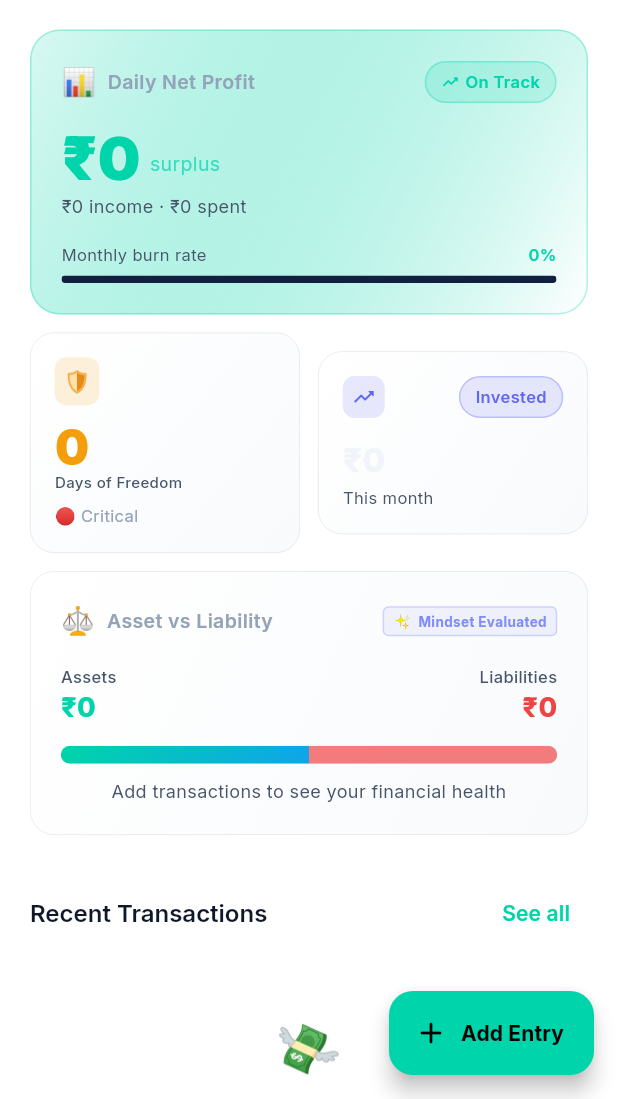
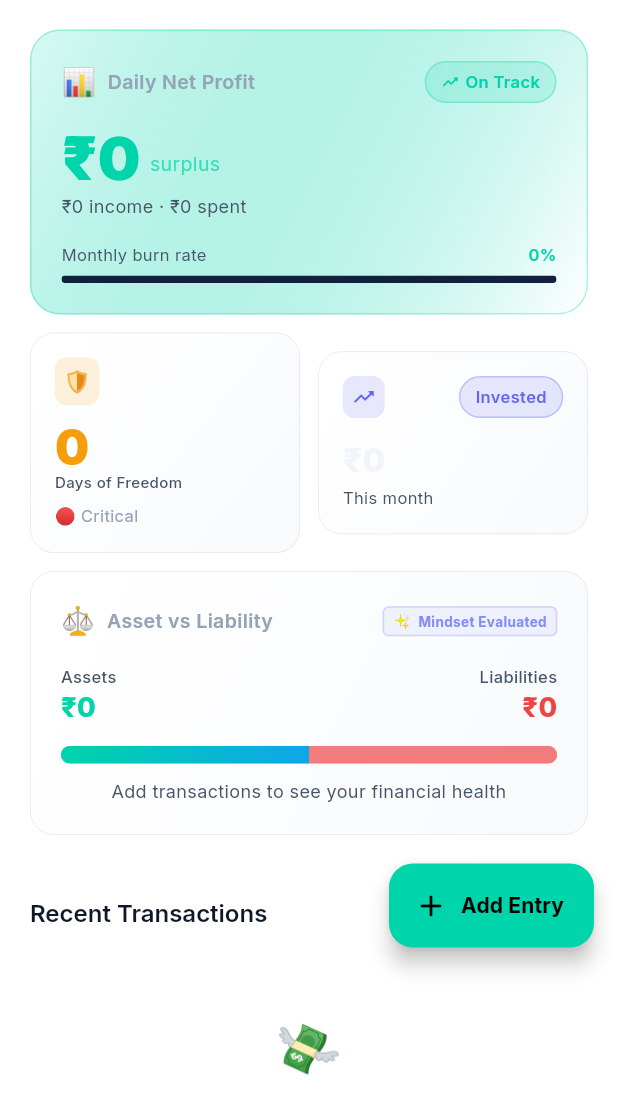
Before and after one commit to Abhishekshelar208/munim, a Flutter app: the DashboardScreen screen opened directly, on a phone screen of 412 x 824 dp, the part 137-1236 px from its top. Run offline on Flutter 3.47's test engine with Material 3 defaults, Android fonts, the light colour scheme and no system bars; our stand-ins replace animate_do, firebase_core, google_fonts, shared_preferences; accounts and stored records are empty.

Commit message:
fix: resolve ui rendering glitches in scaling components across dynamic models

```diff
--- a/lib/features/dashboard/screens/dashboard_screen.dart
+++ b/lib/features/dashboard/screens/dashboard_screen.dart
@@ -2,7 +2,6 @@ import 'package:flutter/material.dart';
 import 'package:provider/provider.dart';
 import 'package:animate_do/animate_do.dart';
 import '../../../core/theme/app_colors.dart';
-import '../../../core/services/finance_service.dart';
 import '../../../core/utils/currency_formatter.dart';
 import '../../../providers.dart';
 import '../../../core/localization/app_localizations.dart';
@@ -46,8 +45,8 @@ class DashboardScreen extends StatelessWidget {
                   FadeInUp(
                     delay: const Duration(milliseconds: 100),
                     duration: const Duration(milliseconds: 400),
-                    child: Row(
-                      children: const [
+                    child: const Row(
+                      children: [
                         Expanded(child: FreedomDaysCard()),
                         SizedBox(width: 12),
                         Expanded(child: _MonthlyInvestCard()),
@@ -142,7 +141,9 @@ class DashboardScreen extends StatelessWidget {
       floatingActionButton: Builder(
         builder: (ctx) {
           final l10n = AppLocalizations.of(ctx);
-          return FloatingActionButton.extended(
+          return Padding(
+            padding: const EdgeInsets.only(bottom: 85.0),
+            child: FloatingActionButton.extended(
               onPressed: () => _showAddSheet(context),
               backgroundColor: AppColors.primaryGreen,
               foregroundColor: Colors.black,
@@ -150,6 +151,7 @@ class DashboardScreen extends StatelessWidget {
               label: Text(
                 l10n.addEntry,
                 style: const TextStyle(fontWeight: FontWeight.w700),
+              ),
             ),
           );
         },
@@ -210,13 +212,13 @@ class _DashboardHeader extends StatelessWidget {
               Container(
                 padding: const EdgeInsets.symmetric(horizontal: 6, vertical: 2),
                 decoration: BoxDecoration(
-                  color: AppColors.primaryGreen.withOpacity(0.15),
+                  color: AppColors.primaryGreen.withValues(alpha: 0.15),
                   borderRadius: BorderRadius.circular(4),
-                  border: Border.all(color: AppColors.primaryGreen.withOpacity(0.3)),
+                  border: Border.all(color: AppColors.primaryGreen.withValues(alpha: 0.3)),
                 ),
-                child: Row(
+                child: const Row(
                   mainAxisSize: MainAxisSize.min,
-                  children: const [
+                  children: [
                     Icon(Icons.lock_outline_rounded, size: 10, color: AppColors.primaryGreen),
                     SizedBox(width: 4),
                     Text(
@@ -420,7 +422,7 @@ class _MonthlyInvestCard extends StatelessWidget {
               Container(
                 padding: const EdgeInsets.all(6),
                 decoration: BoxDecoration(
-                  color: AppColors.accentBlue.withOpacity(0.15),
+                  color: AppColors.accentBlue.withValues(alpha: 0.15),
                   borderRadius: BorderRadius.circular(8),
                 ),
                 child: const Icon(Icons.trending_up_rounded,
--- a/lib/features/dashboard/screens/widgets/asset_liability_scale.dart
+++ b/lib/features/dashboard/screens/widgets/asset_liability_scale.dart
@@ -22,6 +22,11 @@ class AssetLiabilityScale extends StatelessWidget {
     double liabilities = 0;
 
     for (var t in txns) {
+      if (t.type == TransactionType.income || t.type == TransactionType.saving || t.type == TransactionType.investment) {
+         assets += t.amount;
+         continue;
+      }
+
       final pred = MLService.instance.predictBehavior(
           amount: t.amount,
           category: t.category,
@@ -30,7 +35,7 @@ class AssetLiabilityScale extends StatelessWidget {
           monthlyTransactionCount: txns.length,
       );
 
-      if (pred.label == BehaviorLabel.good || t.category.isInvestment) {
+      if (pred.label == BehaviorLabel.good) {
          assets += t.amount;
       } else if (pred.label == BehaviorLabel.poor) {
          liabilities += t.amount;
@@ -71,9 +76,9 @@ class AssetLiabilityScale extends StatelessWidget {
               Container(
                 padding: const EdgeInsets.symmetric(horizontal: 6, vertical: 2),
                 decoration: BoxDecoration(
-                  color: AppColors.accentBlueLight.withOpacity(0.1),
+                  color: AppColors.accentBlueLight.withValues(alpha: 0.1),
                   borderRadius: BorderRadius.circular(4),
-                  border: Border.all(color: AppColors.accentBlueLight.withOpacity(0.3)),
+                  border: Border.all(color: AppColors.accentBlueLight.withValues(alpha: 0.3)),
                 ),
                 child: const Row(
                   mainAxisSize: MainAxisSize.min,
--- a/lib/features/dashboard/screens/widgets/net_profit_card.dart
+++ b/lib/features/dashboard/screens/widgets/net_profit_card.dart
@@ -4,7 +4,6 @@ import '../../../../core/theme/app_colors.dart';
 import '../../../../core/utils/currency_formatter.dart';
 import '../../../../core/localization/app_localizations.dart';
 import '../../../../providers.dart';
-import '../../../../shared/widgets/glass_card.dart';
 import '../../../../shared/widgets/gradient_badge.dart';
 
 class NetProfitCard extends StatelessWidget {
@@ -16,11 +15,11 @@ class NetProfitCard extends StatelessWidget {
     final txnProvider = context.watch<TransactionProvider>();
     final l10n = AppLocalizations.of(context);
 
-    final income = user.monthlyIncome;
+    final income = user.monthlyIncome + txnProvider.thisMonthIncome;
     final expenses = txnProvider.thisMonthExpenses;
     final profit = income - expenses;
     final isPositive = profit >= 0;
-    final burnPercent = income > 0 ? (expenses / income).clamp(0, 1) : 0.0;
+    final burnPercent = income > 0 ? (expenses / income).clamp(0.0, 1.0) : 0.0;
 
     return Container(
       decoration: BoxDecoration(
@@ -124,7 +123,7 @@ class NetProfitCard extends StatelessWidget {
                   Text(
                     '${(burnPercent * 100).toStringAsFixed(0)}%',
                     style: TextStyle(
-                      color: _burnColor(burnPercent as double),
+                      color: _burnColor(burnPercent),
                       fontSize: 11,
                       fontWeight: FontWeight.w600,
                     ),
@@ -135,7 +134,7 @@ class NetProfitCard extends StatelessWidget {
               ClipRRect(
                 borderRadius: BorderRadius.circular(4),
                 child: LinearProgressIndicator(
-                  value: burnPercent as double,
+                  value: burnPercent,
                   minHeight: 5,
                   backgroundColor: AppColors.bgCardAlt,
                   valueColor: AlwaysStoppedAnimation(_burnColor(burnPercent)),
--- a/lib/features/future_insights/screens/insights_screen.dart
+++ b/lib/features/future_insights/screens/insights_screen.dart
@@ -6,7 +6,7 @@ import '../../../core/services/finance_service.dart';
 import '../../../core/utils/currency_formatter.dart';
 import '../../../core/localization/app_localizations.dart';
 import '../../../providers.dart';
-import '../../../shared/widgets/glass_card.dart';
+import '../../../core/models/transaction_model.dart';
 import '../../../shared/widgets/section_header.dart';
 import '../../../shared/widgets/gradient_badge.dart';
 import '../../../core/services/future_service.dart';
@@ -30,7 +30,6 @@ class _FutureInsightsScreenState extends State<FutureInsightsScreen> {
   Widget build(BuildContext context) {
     final user = context.watch<UserProvider>().user;
     final txns = context.watch<TransactionProvider>().transactions.toList();
-    final l10n = AppLocalizations.of(context);
     final scenarios = _buildScenarios(txns, user.monthlyIncome);
     final rates = FutureService.instance.predictDynamicRates(txns);
 
--- a/lib/features/onboarding/screens/splash_screen.dart
+++ b/lib/features/onboarding/screens/splash_screen.dart
@@ -108,7 +108,7 @@ class _SplashScreenState extends State<SplashScreen>
                   shaderCallback: (bounds) =>
                       AppColors.primaryGradient.createShader(bounds),
                   child: const Text(
-                    'MUNI-M (1.1)',
+                    'MUNI-M (1.6)',
                     style: TextStyle(
                       color: Colors.white,
                       fontSize: 36,
```
Also changed, not shown: lib/core/services/strategy_service.dart (+3 -5 lines), lib/features/dashboard/screens/widgets/transaction_tile.dart (+3 -4 lines), lib/features/strategy/screens/strategy_screen.dart (+2 -6 lines), lib/providers.dart (+15 -3 lines), 1 other file. Lines whose indentation alone changed are shown as unchanged.
